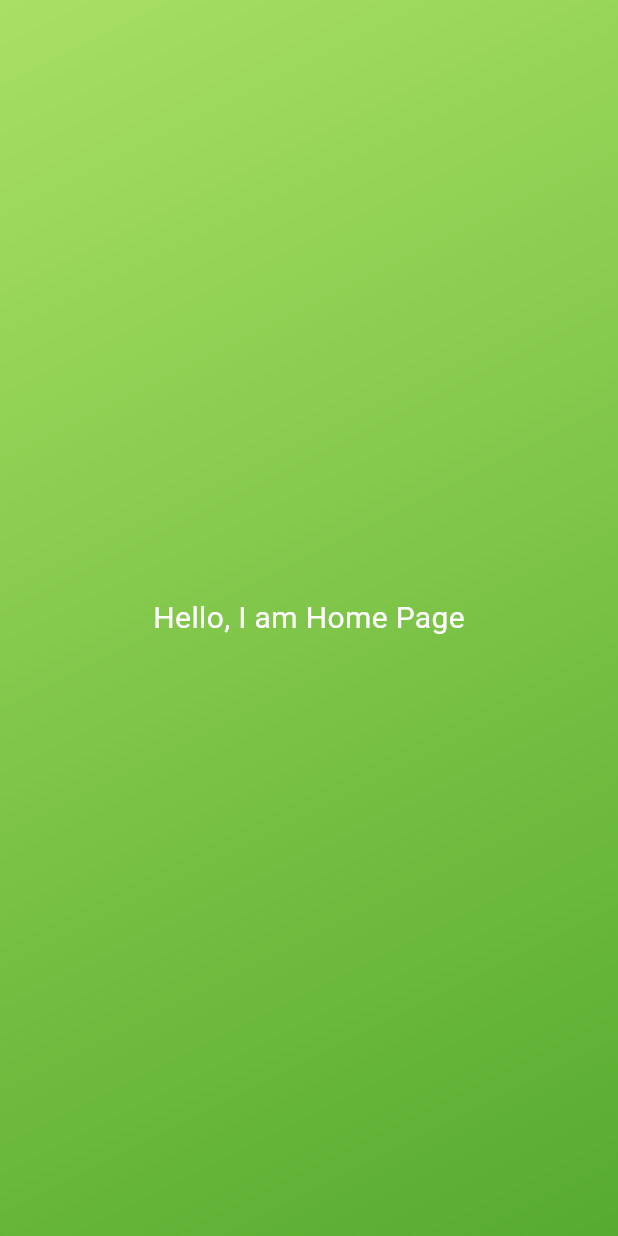
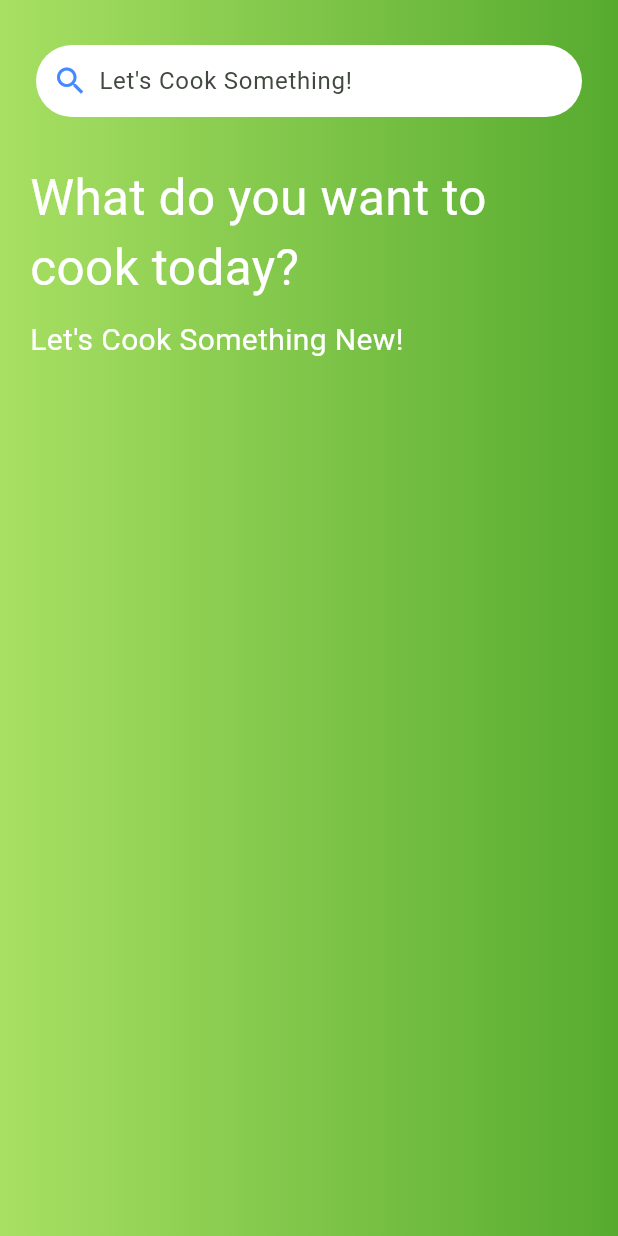
Before and after one commit to SadiaJannatMeem/Project_Recipedia, a Flutter app: the HomeScreen screen opened directly, on a phone screen of 412 x 824 dp. Run offline on Flutter 3.47's test engine with Material 3 defaults, Android fonts, the phone set to English and light mode, and no system bars; our stand-ins replace cloud_firestore, firebase_auth, firebase_core, lottie; accounts and stored records are empty.

Commit message:
Build added seach bar and heading text

```diff
--- a/lib/screens/home_screen.dart
+++ b/lib/screens/home_screen.dart
@@ -8,6 +8,8 @@ class HomeScreen extends StatefulWidget {
 }
 
 class _HomeScreenState extends State<HomeScreen> {
+  TextEditingController searchController = TextEditingController();
+
   @override
   Widget build(BuildContext context) {
     return Scaffold(
@@ -23,21 +25,71 @@ class _HomeScreenState extends State<HomeScreen> {
                   Color(0xFFa8e063),
                   Color(0xFF56ab2f),
                 ],
-                begin: Alignment.topLeft,
-                end: Alignment.bottomRight,
               ),
             ),
           ),
-          // Foreground content
+
+          // Foreground content inside SafeArea
           SafeArea(
-            child: Center(
-              child: Text(
-                "Hello, I am Home Page",
-                style: TextStyle(
-                  color: Colors.white,
-                  fontSize: 20,
+            child: Column(
+              children: [
+                const SizedBox(height:30),
+                // Search bar
+                Container(
+                  padding: const EdgeInsets.symmetric(horizontal: 8),
+                  margin: const EdgeInsets.symmetric(horizontal: 24),
+                  decoration: BoxDecoration(
+                    color: Colors.white,
+                    borderRadius: BorderRadius.circular(24),
+                  ),
+                  child: Row(
+                    children: [
+                      GestureDetector(
+                        onTap: () {
+                          if ((searchController.text).replaceAll(" ", "") == "") {
+                            print("Blank search");
+                          } else {
+                            Navigator.pushReplacementNamed(context, "/loading", arguments: {"searchText": searchController.text,
+                              },
+                            );
+                          }
+                        },
+                        child: Container(
+                          margin: const EdgeInsets.fromLTRB(3, 0, 7, 0),
+                          child: const Icon(
+                            Icons.search,
+                            color: Colors.blueAccent,
+                          ),
+                        ),
+                      ),
+                      Expanded(
+                        child: TextField(
+                          controller: searchController,
+                          decoration: const InputDecoration(border: InputBorder.none, hintText: "Let's Cook Something!",
+                          ),
+                        ),
+                      ),
+                    ],
+                  ),
                 ),
-              ),
+
+                const SizedBox(height: 30), // spacing after the search bar
+
+                // Welcome texts
+                Container(
+                  padding: const EdgeInsets.symmetric(horizontal: 20),
+                  child: Column(
+                    crossAxisAlignment: CrossAxisAlignment.start,
+                    children: const [
+                      Text("What do you want to cook today?", style: TextStyle(fontSize: 33, color: Colors.white),
+                      ),
+                      SizedBox(height: 10),
+                      Text("Let's Cook Something New!", style: TextStyle(fontSize: 20, color: Colors.white),
+                      ),
+                    ],
+                  ),
+                ),
+              ],
             ),
           ),
         ],
```
